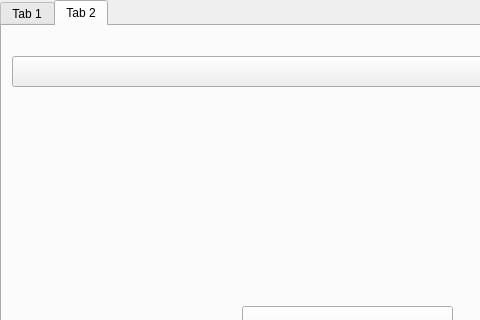
Above: client.ui from CanOSpam/CommAudio before the change; both pictures show x 0 to 480 and y 0 to 320 of the 710 by 500 pixel window. Below: the same form after it.
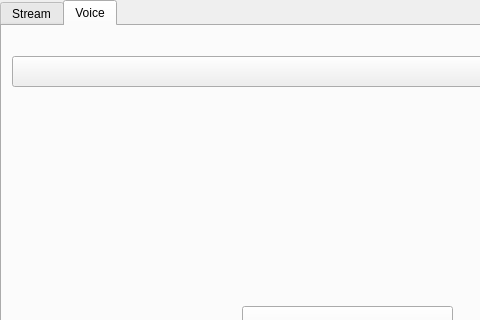
That is the form after the change.

Commit message: set up for peer to peer connection

The edit to the form file:
```diff
--- a/client.ui
+++ b/client.ui
@@ -27,7 +27,7 @@
    </property>
    <widget class="QWidget" name="tab">
     <attribute name="title">
-     <string>Tab 1</string>
+     <string>Stream</string>
     </attribute>
     <widget class="QComboBox" name="streamComboBox">
      <property name="geometry">
@@ -55,7 +55,7 @@
    </widget>
    <widget class="QWidget" name="tab_2">
     <attribute name="title">
-     <string>Tab 2</string>
+     <string>Voice</string>
     </attribute>
     <widget class="QComboBox" name="ipComboBox">
      <property name="geometry">
```
